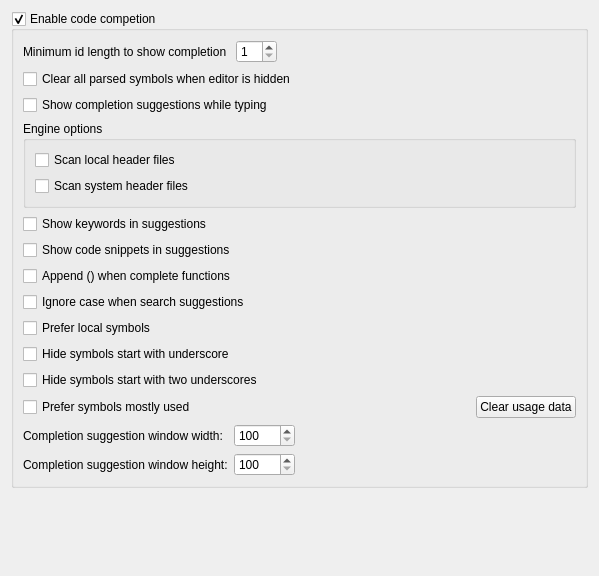
Above: RedPandaIDE/settingsdialog/editorcodecompletionwidget.ui from royqh1979/RedPanda-CPP before the change. Below: the same form after it.
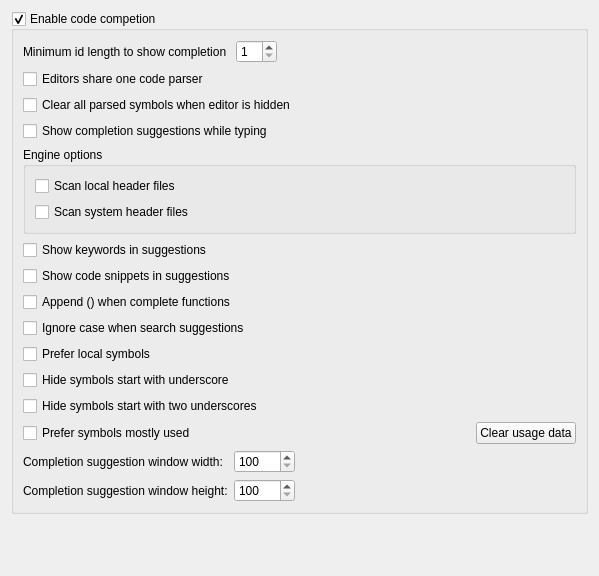
That is the form after the change.

Commit message: - enhancement: add "editors share one code parser" in "options" / "editor" / "code completion", to reduce memory usage.         Turned off by default on PCs with memory > 4G; Force turned on PCs with memory < 1G.   - enhancement: add "goto block start"/"goto block end" in "Code" menu

```diff
--- a/RedPandaIDE/settingsdialog/editorcodecompletionwidget.ui
+++ b/RedPandaIDE/settingsdialog/editorcodecompletionwidget.ui
@@ -74,6 +74,13 @@
         </layout>
        </widget>
       </item>
+      <item>
+       <widget class="QCheckBox" name="chkEditorShareCodeParser">
+        <property name="text">
+         <string>Editors share one code parser</string>
+        </property>
+       </widget>
+      </item>
       <item>
        <widget class="QCheckBox" name="chkClearWhenEditorHidden">
         <property name="text">
```
The commit also changes 18 other files.
